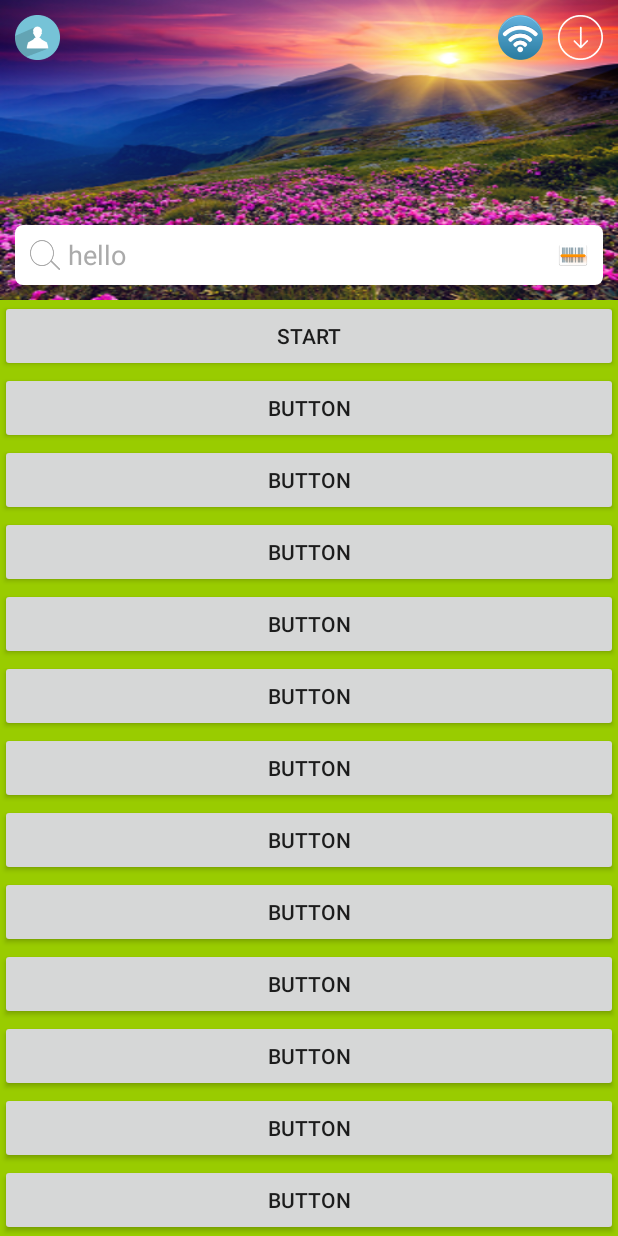
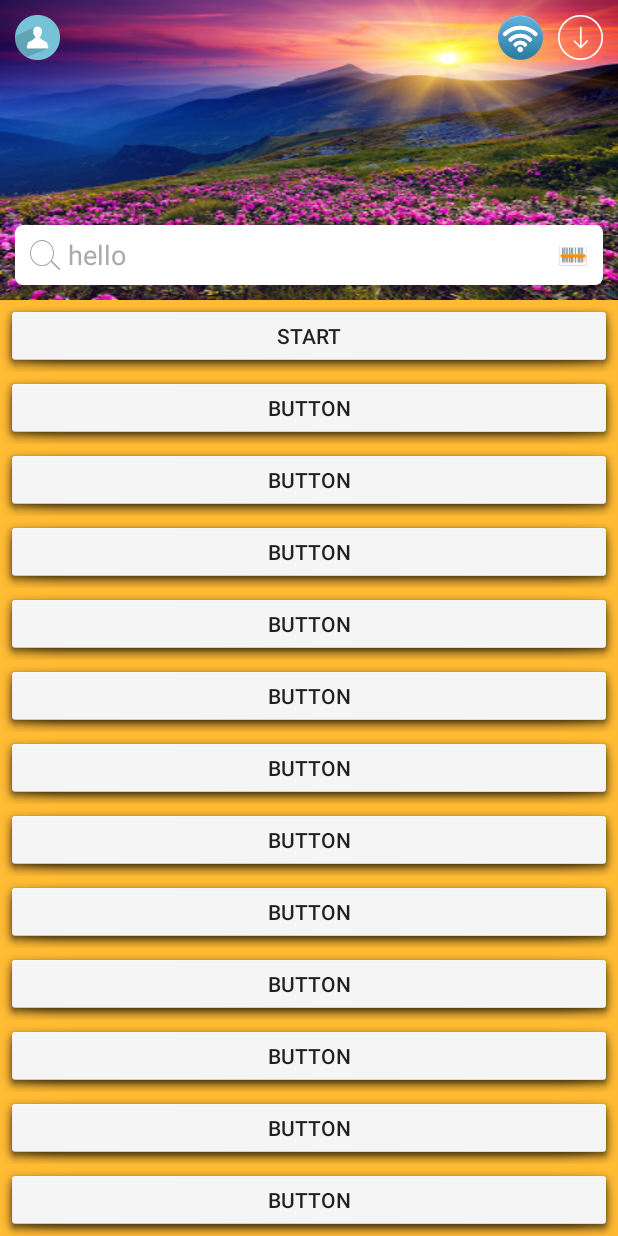
Before and after one commit to programmerAbc/NestedScrollPracticeA, an Android app: the screen it shows after launch (MainActivity), on a phone screen of 412 x 824 dp. Run offline under Robolectric (Android 15) with nearby library versions, the phone set to English and light mode, and no system bars.

Commit message:
调整配色，另外按钮的水波纹效果好像对性能有比较明显的影响

```diff
--- a/app/src/main/res/layout/activity_main.xml
+++ b/app/src/main/res/layout/activity_main.xml
@@ -119,7 +119,7 @@
             android:id="@+id/scrollView"
             android:layout_width="match_parent"
             android:layout_height="match_parent"
-            android:background="@android:color/holo_green_light">
+            android:background="@android:color/holo_orange_light">
 
             <LinearLayout
                 android:layout_width="match_parent"
@@ -127,101 +127,74 @@
                 android:orientation="vertical">
 
                 <Button
+                    android:background="@android:drawable/dialog_holo_light_frame"
                     android:layout_width="match_parent"
                     android:layout_height="wrap_content"
                     android:text="START" />
 
                 <Button
+                    android:background="@android:drawable/dialog_holo_light_frame"
+                    android:layout_width="match_parent"
+                    android:layout_height="wrap_content"
+                    android:text="BUTTON" />
+                <Button
+                    android:background="@android:drawable/dialog_holo_light_frame"
+                    android:layout_width="match_parent"
+                    android:layout_height="wrap_content"
+                    android:text="BUTTON" />
+                <Button
+                    android:background="@android:drawable/dialog_holo_light_frame"
+                    android:layout_width="match_parent"
+                    android:layout_height="wrap_content"
+                    android:text="BUTTON" />
+                <Button
+                    android:background="@android:drawable/dialog_holo_light_frame"
+                    android:layout_width="match_parent"
+                    android:layout_height="wrap_content"
+                    android:text="BUTTON" />
+                <Button
+                    android:background="@android:drawable/dialog_holo_light_frame"
+                    android:layout_width="match_parent"
+                    android:layout_height="wrap_content"
+                    android:text="BUTTON" />
+                <Button
+                    android:background="@android:drawable/dialog_holo_light_frame"
+                    android:layout_width="match_parent"
+                    android:layout_height="wrap_content"
+                    android:text="BUTTON" />
+                <Button
+                    android:background="@android:drawable/dialog_holo_light_frame"
+                    android:layout_width="match_parent"
+                    android:layout_height="wrap_content"
+                    android:text="BUTTON" />
+                <Button
+                    android:background="@android:drawable/dialog_holo_light_frame"
+                    android:layout_width="match_parent"
+                    android:layout_height="wrap_content"
+                    android:text="BUTTON" />
+                <Button
+                    android:background="@android:drawable/dialog_holo_light_frame"
+                    android:layout_width="match_parent"
+                    android:layout_height="wrap_content"
+                    android:text="BUTTON" />
+                <Button
+                    android:background="@android:drawable/dialog_holo_light_frame"
+                    android:layout_width="match_parent"
+                    android:layout_height="wrap_content"
+                    android:text="BUTTON" />
+                <Button
+                    android:background="@android:drawable/dialog_holo_light_frame"
+                    android:layout_width="match_parent"
+                    android:layout_height="wrap_content"
+                    android:text="BUTTON" />
+                <Button
+                    android:background="@android:drawable/dialog_holo_light_frame"
                     android:layout_width="match_parent"
                     android:layout_height="wrap_content"
                     android:text="BUTTON" />
 
                 <Button
-                    android:layout_width="match_parent"
-                    android:layout_height="wrap_content"
-                    android:text="BUTTON" />
-
-                <Button
-                    android:layout_width="match_parent"
-                    android:layout_height="wrap_content"
-                    android:text="BUTTON" />
-
-                <Button
-                    android:layout_width="match_parent"
-                    android:layout_height="wrap_content"
-                    android:text="BUTTON" />
-
-                <Button
-                    android:layout_width="match_parent"
-                    android:layout_height="wrap_content"
-                    android:text="BUTTON" />
-
-                <Button
-                    android:layout_width="match_parent"
-                    android:layout_height="wrap_content"
-                    android:text="BUTTON" />
-
-                <Button
-                    android:layout_width="match_parent"
-                    android:layout_height="wrap_content"
-                    android:text="BUTTON" />
-
-                <Button
-                    android:layout_width="match_parent"
-                    android:layout_height="wrap_content"
-                    android:text="BUTTON" />
-
-                <Button
-                    android:layout_width="match_parent"
-                    android:layout_height="wrap_content"
-                    android:text="BUTTON" />
-
-                <Button
-                    android:layout_width="match_parent"
-                    android:layout_height="wrap_content"
-                    android:text="BUTTON" />
-
-                <Button
-                    android:layout_width="match_parent"
-                    android:layout_height="wrap_content"
-                    android:text="BUTTON" />
-
-                <Button
-                    android:layout_width="match_parent"
-                    android:layout_height="wrap_content"
-                    android:text="BUTTON" />
-
-                <Button
-                    android:layout_width="match_parent"
-                    android:layout_height="wrap_content"
-                    android:text="BUTTON" />
-
-                <Button
-                    android:layout_width="match_parent"
-                    android:layout_height="wrap_content"
-                    android:text="BUTTON" />
-
-                <Button
-                    android:layout_width="match_parent"
-                    android:layout_height="wrap_content"
-                    android:text="BUTTON" />
-
-                <Button
-                    android:layout_width="match_parent"
-                    android:layout_height="wrap_content"
-                    android:text="BUTTON" />
-
-                <Button
-                    android:layout_width="match_parent"
-                    android:layout_height="wrap_content"
-                    android:text="BUTTON" />
-
-                <Button
-                    android:layout_width="match_parent"
-                    android:layout_height="wrap_content"
-                    android:text="BUTTON" />
-
-                <Button
+                    android:background="@android:drawable/dialog_holo_light_frame"
                     android:layout_width="match_parent"
                     android:layout_height="wrap_content"
                     android:text="END" />
```
